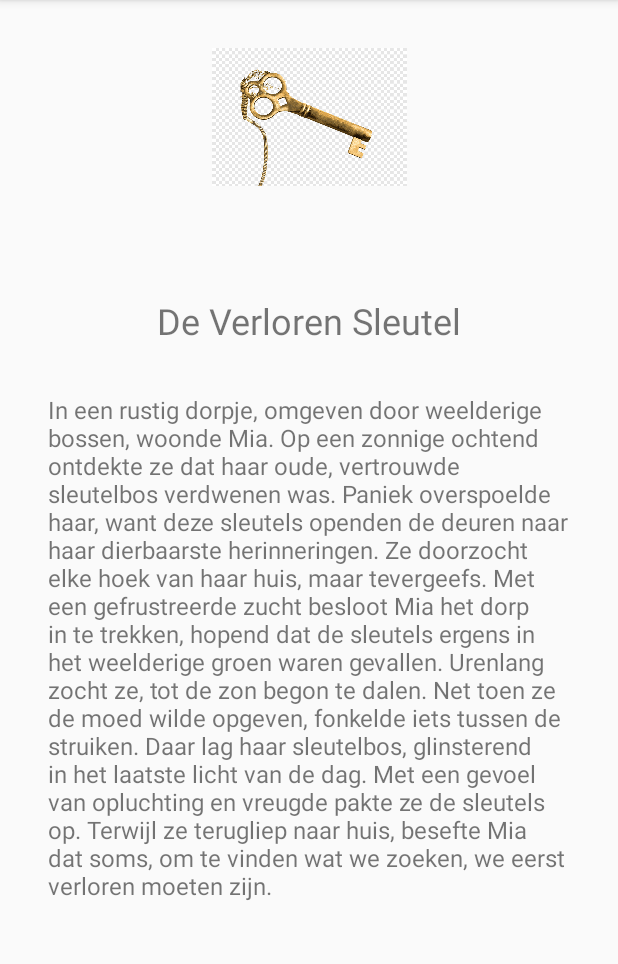
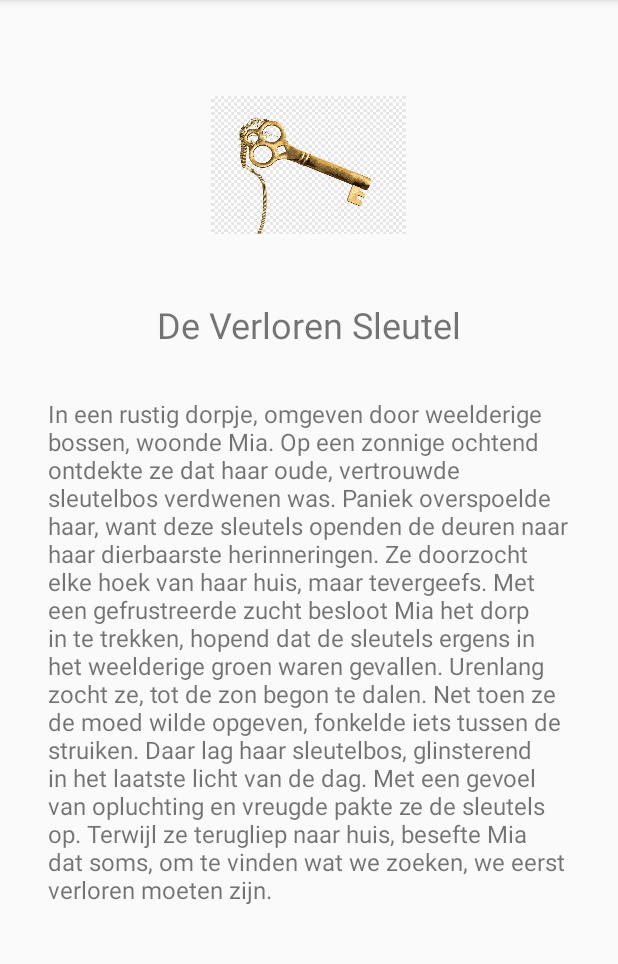
Before and after one commit to 589Hours/MobieleBelevingApp, an Android app: the DetailStoryActivity screen opened directly, with no data from a screen before it, on a phone screen of 412 x 824 dp, the part 84-1048 px from its top. Run offline under Robolectric (Android 15) with nearby library versions, the phone set to English and light mode, and no system bars; 1 statement that could not run was skipped.

Commit message:
Fixed pictures before taskbar and added a scrollbar to the stories, if they are to large to fit on the screen.

```diff
--- a/androidCode/app/src/main/AndroidManifest.xml
+++ b/androidCode/app/src/main/AndroidManifest.xml
@@ -53,10 +53,10 @@
 
         <activity
             android:name=".activityclasses.DetailStoryActivity"
-            android:parentActivityName=".activityclasses.MainActivity">
+            android:parentActivityName=".activityclasses.ChooseStoryActivity">
             <meta-data
                 android:name="android.support.PARENT_ACTIVITY"
-                android:value="com.example.mobielebeleving.activityclasses.MainActivity" />
+                android:value="com.example.mobielebeleving.activityclasses.ChooseStoryActivity" />
         </activity>
 
     </application>
--- a/androidCode/app/src/main/res/layout/detail_story.xml
+++ b/androidCode/app/src/main/res/layout/detail_story.xml
@@ -8,29 +8,36 @@
     tools:context=".activityclasses.MainActivity">
 
 
-    <TextView
-        android:id="@+id/storyText"
-        android:layout_width="0dp"
+    <androidx.core.widget.NestedScrollView
+        android:layout_width="match_parent"
         android:layout_height="0dp"
-        android:layout_marginStart="32dp"
         android:layout_marginTop="32dp"
-        android:layout_marginEnd="32dp"
-        android:layout_marginBottom="32dp"
-        android:text="TextView"
-        android:textSize="16sp"
         app:layout_constraintBottom_toBottomOf="parent"
         app:layout_constraintEnd_toEndOf="parent"
-        app:layout_constraintHorizontal_bias="0.0"
+        app:layout_constraintHorizontal_bias="1.0"
         app:layout_constraintStart_toStartOf="parent"
         app:layout_constraintTop_toBottomOf="@+id/storyTitel"
-        app:layout_constraintVertical_bias="0.0" />
+        app:layout_constraintVertical_bias="0.0">
+
+        <TextView
+            android:id="@+id/storyText"
+            android:layout_width="match_parent"
+            android:layout_height="wrap_content"
+            android:layout_marginStart="32dp"
+            android:layout_marginEnd="32dp"
+            android:layout_marginBottom="32dp"
+            android:text="Hier komt het verhaal te staan"
+            android:textSize="16sp" />
+
+    </androidx.core.widget.NestedScrollView>
 
     <ImageView
         android:id="@+id/storyPicture"
         android:layout_width="130dp"
         android:layout_height="92dp"
-        android:layout_marginTop="32dp"
+        android:layout_marginTop="64dp"
         app:layout_constraintEnd_toEndOf="parent"
+        app:layout_constraintHorizontal_bias="0.498"
         app:layout_constraintStart_toStartOf="parent"
         app:layout_constraintTop_toTopOf="parent"
         app:srcCompat="@drawable/uilenrots" />
@@ -39,7 +46,7 @@
         android:id="@+id/storyTitel"
         android:layout_width="wrap_content"
         android:layout_height="wrap_content"
-        android:layout_marginTop="73dp"
+        android:layout_marginTop="44dp"
         android:text="TextView"
         android:textSize="24sp"
         app:layout_constraintEnd_toEndOf="parent"
```
